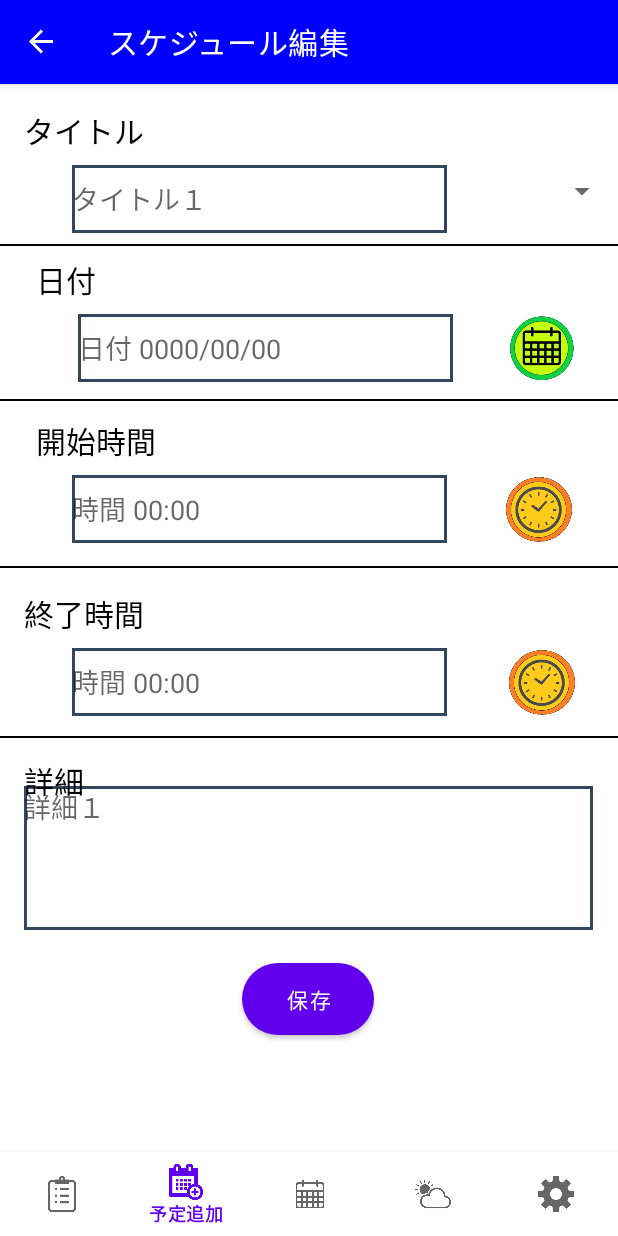
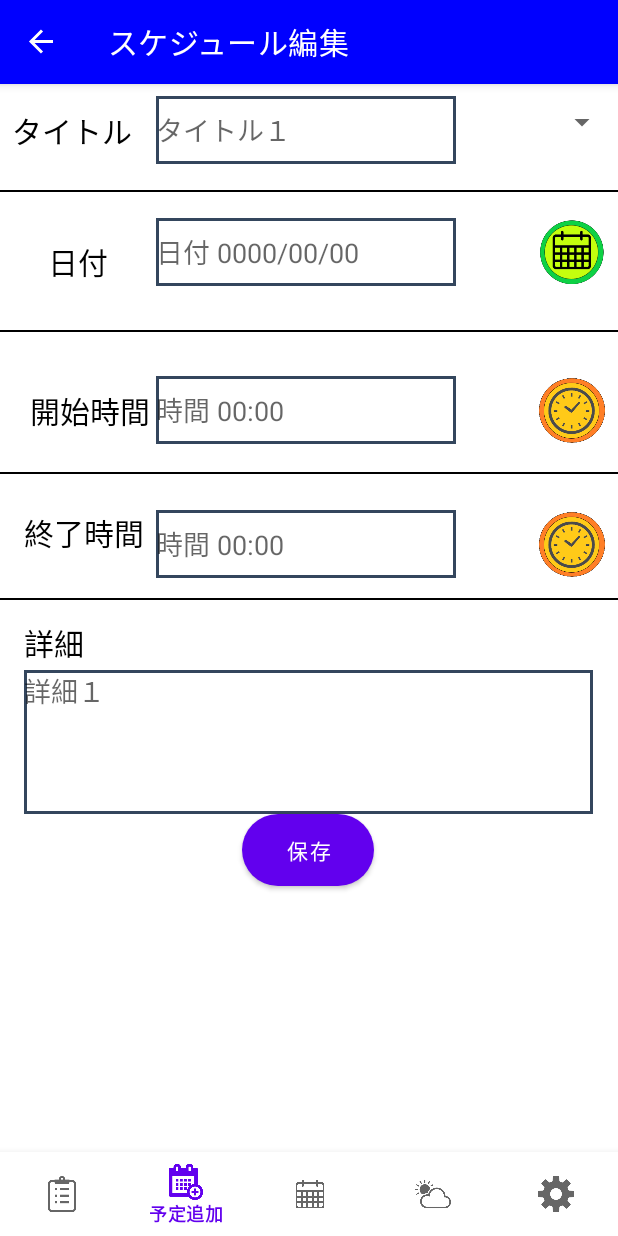
Before and after one commit to sotukenn4/sotu, an Android app: the ScheduleEditFragment screen opened through its navigation route, on a phone screen of 412 x 824 dp. Run offline under Robolectric (Android 15) with nearby library versions, the phone set to English and light mode, and no system bars; our stand-ins replace navigation-ui; libraries missing offline, so code that uses them is left out: io.realm, io.realm.kotlin; pictures from the network do not load; 7 statements that could not run were skipped.

Commit message:
10/18日変更完了 終了時間追加 オプション画面から+ボタンで処理落ちあり

```diff
--- a/app/src/main/java/com/example/myapplication/Schedule.kt
+++ b/app/src/main/java/com/example/myapplication/Schedule.kt
@@ -9,8 +9,10 @@ open class Schedule : RealmObject() {
     @PrimaryKey
     //データの番号
     var id: Long =0
-    //データ保存の日付
+    //データ保存の日付(開始)
     var date: Date = Date()
+    //データ保存の日付(終了)
+    var date2: Date = Date()
     //タイトル
     var title: String=""
     //詳細
--- a/app/src/main/java/com/example/myapplication/ScheduleAdapter.kt
+++ b/app/src/main/java/com/example/myapplication/ScheduleAdapter.kt
@@ -45,8 +45,10 @@ class ScheduleAdapter(data: OrderedRealmCollection<Schedule>):
         val schedule:Schedule?=getItem(position)
         //時間を省いたyyyy/MM/ddだけを格納
         val Hiduke=DateFormat.format("yyyy/MM/dd",schedule?.date)
+
         //日付＋時間のデータを格納
-        holder.date.text= DateFormat.format("yyyy/MM/dd HH:mm",schedule?.date)
+        holder.date.text=(DateFormat.format("yyyy/MM/dd HH:mm",schedule?.date)).toString()+">"+(DateFormat.format("HH:mm",schedule?.date2))
+        //holder.date.setText(DateFormat.format("yyyy/MM/dd HH:mm",schedule?.date))
         //現在の日付と保存されているデータの比較
         if(Hiduke==dateInString){
             //現在の日付と保存されている日付が同じならbackgroundを赤にする
--- a/app/src/main/java/com/example/myapplication/ScheduleEditFragment.kt
+++ b/app/src/main/java/com/example/myapplication/ScheduleEditFragment.kt
@@ -103,6 +103,7 @@ class ScheduleEditFragment: Fragment() {
                 .equalTo("id", args.scheduleId).findFirst()
             binding.dateEdit.setText(DateFormat.format("yyyy/MM/dd", schedule?.date))
             binding.timeEdit.setText(DateFormat.format("HH:mm", schedule?.date))
+            binding.timeEdit2.setText(DateFormat.format("HH:mm", schedule?.date2))
             binding.titleEdit.setText(schedule?.title)
             binding.detailEdit.setText(schedule?.detil)
 
@@ -191,6 +192,8 @@ class ScheduleEditFragment: Fragment() {
                         val date="${binding.dateEdit.text} ${binding.timeEdit.text}".toDate()
                         //日付保存
                         if (date != null) schedule.date = date
+                        val date2=("${binding.dateEdit.text}"+"${binding.timeEdit2.text}").toDate()
+                        if (date2 != null) schedule.date2 = date2
                         //タイトルを保存
                         schedule.title = binding.titleEdit.text.toString()
                         //詳細を保存
@@ -212,6 +215,8 @@ class ScheduleEditFragment: Fragment() {
                     val date=("${binding.dateEdit.text}"+"${binding.timeEdit.text}").toDate()
                     //日付保存
                     if(date!=null) schedule?.date=date
+                    val date2=("${binding.dateEdit.text}"+"${binding.timeEdit2.text}").toDate()
+                    if (date2 != null) schedule?.date2 = date2
                     //タイトルを保存
                     schedule?.title=binding.titleEdit.text.toString()
                     //詳細を保存
@@ -247,11 +252,11 @@ class ScheduleEditFragment: Fragment() {
             return  null
         }catch (e: ParseException){
             //日付形式が違う場合
-            val builder: AlertDialog.Builder = AlertDialog.Builder(view?.context)
+           /* val builder: AlertDialog.Builder = AlertDialog.Builder(view?.context)
             builder.setTitle("エラー")
             builder.setMessage("日付または時間の入力形式が違います。")
             builder.setPositiveButton("確認", null)
-            builder.create().show()
+            builder.create().show()*/
             return null
         }
     }
--- a/app/src/main/res/layout/fragment_schedule_edit.xml
+++ b/app/src/main/res/layout/fragment_schedule_edit.xml
@@ -12,9 +12,12 @@
         android:id="@+id/view5"
         android:layout_width="fill_parent"
         android:layout_height="1dp"
+        android:layout_marginTop="8dp"
+        android:layout_marginBottom="8dp"
         android:background="@android:color/black"
-        app:layout_constraintBottom_toTopOf="@+id/textView2"
+        app:layout_constraintBottom_toTopOf="@+id/dateEdit"
         app:layout_constraintEnd_toEndOf="parent"
+        app:layout_constraintHorizontal_bias="0.0"
         app:layout_constraintStart_toStartOf="parent"
         app:layout_constraintTop_toBottomOf="@+id/titleEdit" />
 
@@ -23,7 +26,7 @@
         android:layout_width="fill_parent"
         android:layout_height="1dp"
         android:background="@android:color/black"
-        app:layout_constraintBottom_toTopOf="@+id/textView3"
+        app:layout_constraintBottom_toTopOf="@+id/timeEdit"
         app:layout_constraintEnd_toEndOf="parent"
         app:layout_constraintHorizontal_bias="0.0"
         app:layout_constraintStart_toStartOf="parent"
@@ -34,11 +37,12 @@
         android:layout_width="fill_parent"
         android:layout_height="1dp"
         android:background="@android:color/black"
-        app:layout_constraintBottom_toTopOf="@+id/finishText"
+        app:layout_constraintBottom_toTopOf="@+id/timeEdit2"
         app:layout_constraintEnd_toEndOf="parent"
         app:layout_constraintHorizontal_bias="0.0"
         app:layout_constraintStart_toStartOf="parent"
-        app:layout_constraintTop_toBottomOf="@+id/timeEdit" />
+        app:layout_constraintTop_toBottomOf="@+id/timeEdit"
+        app:layout_constraintVertical_bias="0.441" />
 
     <View
         android:id="@+id/view8"
@@ -53,63 +57,59 @@
 
     <EditText
         android:id="@+id/titleEdit"
-        android:layout_width="250dp"
+        android:layout_width="200dp"
         android:layout_height="45dp"
-        android:layout_marginStart="48dp"
         android:layout_marginTop="8dp"
         android:background="@drawable/frame_style"
         android:ems="10"
         android:hint="タイトル１"
         android:inputType="textPersonName"
-        app:layout_constraintStart_toStartOf="parent"
-        app:layout_constraintTop_toBottomOf="@+id/textView4" />
+        app:layout_constraintEnd_toStartOf="@+id/spinner"
+        app:layout_constraintTop_toTopOf="parent" />
 
     <EditText
         android:id="@+id/dateEdit"
-        android:layout_width="250dp"
+        android:layout_width="200dp"
         android:layout_height="45dp"
-        android:layout_marginStart="52dp"
-        android:layout_marginTop="8dp"
+        android:layout_marginTop="36dp"
         android:background="@drawable/frame_style"
         android:ems="10"
         android:hint="@string/date_text2"
         android:inputType="date"
         android:visibility="visible"
-        app:layout_constraintStart_toStartOf="parent"
-        app:layout_constraintTop_toBottomOf="@+id/textView2" />
+        app:layout_constraintStart_toStartOf="@+id/titleEdit"
+        app:layout_constraintTop_toBottomOf="@+id/titleEdit" />
 
     <EditText
         android:id="@+id/timeEdit"
-        android:layout_width="250dp"
+        android:layout_width="200dp"
         android:layout_height="45dp"
-        android:layout_marginStart="48dp"
-        android:layout_marginTop="8dp"
+        android:layout_marginTop="60dp"
         android:background="@drawable/frame_style"
         android:ems="10"
         android:hint="@string/time_text2"
         android:inputType="time"
-        app:layout_constraintStart_toStartOf="parent"
-        app:layout_constraintTop_toBottomOf="@+id/textView3" />
+        app:layout_constraintStart_toStartOf="@+id/dateEdit"
+        app:layout_constraintTop_toBottomOf="@+id/dateEdit" />
 
     <EditText
         android:id="@+id/timeEdit2"
-        android:layout_width="250dp"
+        android:layout_width="200dp"
         android:layout_height="45dp"
-        android:layout_marginStart="48dp"
-        android:layout_marginTop="8dp"
+        android:layout_marginTop="44dp"
         android:background="@drawable/frame_style"
         android:ems="10"
         android:hint="@string/time_text2"
         android:inputType="time"
-        app:layout_constraintStart_toStartOf="parent"
-        app:layout_constraintTop_toBottomOf="@+id/finishText" />
+        app:layout_constraintStart_toStartOf="@+id/timeEdit"
+        app:layout_constraintTop_toBottomOf="@+id/timeEdit" />
 
     <EditText
         android:id="@+id/detailEdit"
         android:layout_width="379dp"
         android:layout_height="96dp"
         android:layout_marginStart="16dp"
-        android:layout_marginTop="468dp"
+        android:layout_marginTop="48dp"
         android:layout_marginEnd="16dp"
         android:background="@drawable/frame_style"
         android:ems="10"
@@ -121,7 +121,7 @@
         app:layout_constraintEnd_toEndOf="parent"
         app:layout_constraintHorizontal_bias="0.0"
         app:layout_constraintStart_toStartOf="parent"
-        app:layout_constraintTop_toTopOf="parent" />
+        app:layout_constraintTop_toTopOf="@+id/view8" />
 
     <Button
         android:id="@+id/save"
@@ -129,12 +129,10 @@
         android:layout_height="wrap_content"
         android:background="@drawable/layout_box_3"
         android:text="@string/保存"
-        app:layout_constraintBottom_toBottomOf="parent"
         app:layout_constraintEnd_toEndOf="parent"
         app:layout_constraintHorizontal_bias="0.498"
         app:layout_constraintStart_toStartOf="parent"
-        app:layout_constraintTop_toBottomOf="@+id/detailEdit"
-        app:layout_constraintVertical_bias="0.142" />
+        app:layout_constraintTop_toBottomOf="@+id/detailEdit" />
 
     <Spinner
         android:id="@+id/spinner"
@@ -144,8 +142,6 @@
         android:spinnerMode="dialog"
         app:layout_constraintBottom_toBottomOf="@+id/titleEdit"
         app:layout_constraintEnd_toEndOf="parent"
-        app:layout_constraintHorizontal_bias="1.0"
-        app:layout_constraintStart_toEndOf="@+id/titleEdit"
         app:layout_constraintTop_toTopOf="@+id/titleEdit"
         app:layout_constraintVertical_bias="0.0" />
 
@@ -153,51 +149,55 @@
         android:id="@+id/textView2"
         android:layout_width="wrap_content"
         android:layout_height="wrap_content"
-        android:layout_marginStart="24dp"
-        android:layout_marginTop="16dp"
+        android:layout_marginStart="32dp"
+        android:layout_marginTop="14dp"
         android:text="日付"
         android:textColor="@color/black"
         android:textSize="20sp"
+        app:layout_constraintBottom_toTopOf="@+id/view6"
         app:layout_constraintStart_toStartOf="parent"
-        app:layout_constraintTop_toBottomOf="@+id/titleEdit" />
+        app:layout_constraintTop_toTopOf="@+id/dateEdit"
+        app:layout_constraintVertical_bias="0.0" />
 
     <TextView
         android:id="@+id/textView3"
         android:layout_width="wrap_content"
         android:layout_height="wrap_content"
-        android:layout_marginStart="24dp"
-        android:layout_marginTop="24dp"
+        android:layout_marginStart="16dp"
         android:text="開始時間"
         android:textColor="@color/black"
         android:textSize="20sp"
+        app:layout_constraintBottom_toBottomOf="@+id/timeEdit"
+        app:layout_constraintEnd_toStartOf="@+id/timeEdit"
         app:layout_constraintStart_toStartOf="parent"
-        app:layout_constraintTop_toBottomOf="@+id/dateEdit" />
+        app:layout_constraintTop_toTopOf="@+id/timeEdit" />
 
     <TextView
         android:id="@+id/finishText"
         android:layout_width="wrap_content"
         android:layout_height="wrap_content"
         android:layout_marginStart="16dp"
-        android:layout_marginTop="32dp"
         android:text="終了時間"
         android:textColor="@color/black"
         android:textSize="20sp"
+        app:layout_constraintBottom_toBottomOf="@+id/timeEdit2"
+        app:layout_constraintEnd_toStartOf="@+id/timeEdit2"
+        app:layout_constraintHorizontal_bias="0.0"
         app:layout_constraintStart_toStartOf="parent"
-        app:layout_constraintTop_toBottomOf="@+id/timeEdit" />
+        app:layout_constraintTop_toTopOf="@+id/timeEdit2"
+        app:layout_constraintVertical_bias="0.0" />
 
     <TextView
         android:id="@+id/textView4"
         android:layout_width="wrap_content"
         android:layout_height="wrap_content"
         android:layout_marginStart="8dp"
-        android:layout_marginTop="16dp"
         android:text="タイトル"
         android:textColor="@color/black"
         android:textSize="20sp"
-        app:layout_constraintEnd_toEndOf="parent"
-        app:layout_constraintHorizontal_bias="0.024"
+        app:layout_constraintBottom_toBottomOf="@+id/titleEdit"
         app:layout_constraintStart_toStartOf="parent"
-        app:layout_constraintTop_toTopOf="parent" />
+        app:layout_constraintTop_toTopOf="@+id/titleEdit" />
 
     <TextView
         android:id="@+id/textView5"
@@ -216,12 +216,11 @@
         style="@style/Widget.AppCompat.ImageButton"
         android:layout_width="45dp"
         android:layout_height="45dp"
-        android:layout_marginStart="8dp"
+        android:layout_marginEnd="8dp"
         android:background="@drawable/calender1"
         android:scaleType="centerCrop"
         app:layout_constraintBottom_toBottomOf="@+id/dateEdit"
         app:layout_constraintEnd_toEndOf="parent"
-        app:layout_constraintStart_toEndOf="@+id/dateEdit"
         app:layout_constraintTop_toTopOf="@+id/dateEdit"
         app:layout_constraintVertical_bias="0.0" />
 
@@ -229,13 +228,11 @@
         android:id="@+id/timeButton2"
         android:layout_width="45dp"
         android:layout_height="45dp"
-        android:layout_marginEnd="28dp"
+        android:layout_marginEnd="8dp"
         android:background="@drawable/time1"
         android:scaleType="centerCrop"
         app:layout_constraintBottom_toBottomOf="@+id/timeEdit2"
         app:layout_constraintEnd_toEndOf="parent"
-        app:layout_constraintHorizontal_bias="1.0"
-        app:layout_constraintStart_toEndOf="@+id/timeEdit2"
         app:layout_constraintTop_toTopOf="@+id/timeEdit2"
         app:layout_constraintVertical_bias="0.0" />
 
@@ -243,12 +240,11 @@
         android:id="@+id/timeButton"
         android:layout_width="45dp"
         android:layout_height="45dp"
-        android:layout_marginStart="8dp"
+        android:layout_marginEnd="8dp"
         android:background="@drawable/time1"
         android:scaleType="centerCrop"
         app:layout_constraintBottom_toBottomOf="@+id/timeEdit"
         app:layout_constraintEnd_toEndOf="parent"
-        app:layout_constraintStart_toEndOf="@+id/timeEdit"
         app:layout_constraintTop_toTopOf="@+id/timeEdit"
         app:layout_constraintVertical_bias="0.0" /><![CDATA[
 
```
